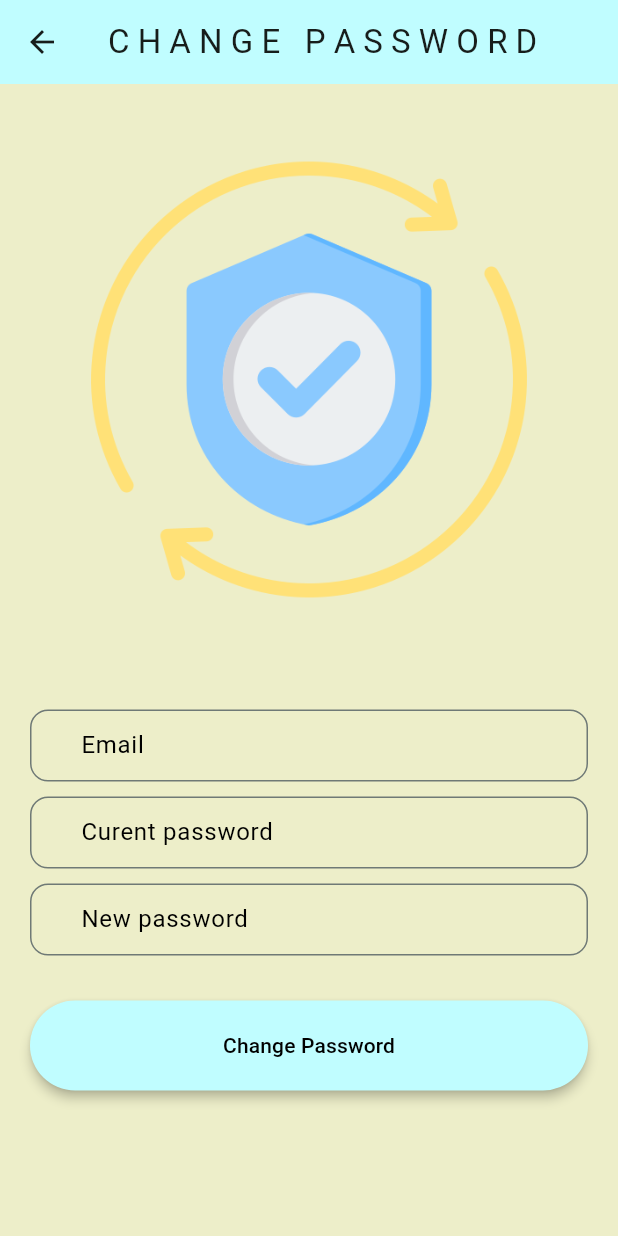
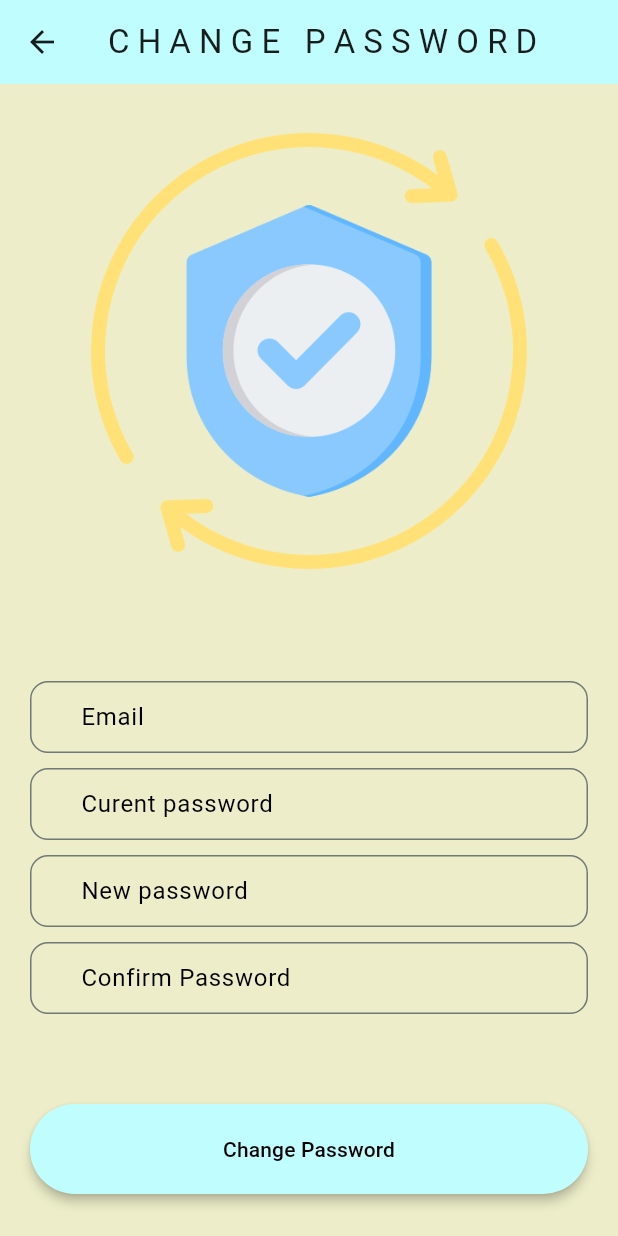
Before and after one commit to tlvhoang06/bmi-calculator-flutter, a Flutter app: the ChangePassword screen opened directly, on a phone screen of 412 x 824 dp. Run offline on Flutter 3.47's test engine with Material 3 defaults, Android fonts, the light colour scheme and no system bars; our stand-ins replace firebase_auth, firebase_core, lottie, shared_preferences; missing offline and left inert: pretty_gauge; accounts and stored records are empty.

Commit message:
Make confirm dialog usable

```diff
--- a/lib/views/pages/change_password.dart
+++ b/lib/views/pages/change_password.dart
@@ -15,18 +15,25 @@ class _ManagePasswordPageState extends State<ChangePassword> {
   TextEditingController _emailController = TextEditingController();
   TextEditingController _currentPassWordController = TextEditingController();
   TextEditingController _newPassWordController = TextEditingController();
+  TextEditingController _confirmPassWordController = TextEditingController();
   String errorMessage = ' ';
   final formKey = GlobalKey<FormState>();
+  void dispose() {
+    _emailController.dispose();
+    _currentPassWordController.dispose();
+    _newPassWordController.dispose();
+    _confirmPassWordController.dispose();
+    super.dispose();
+  }
   @override
   Widget build(BuildContext context) {
-    void dispose() {
-      _emailController.dispose();
-      _currentPassWordController.dispose();
-      _newPassWordController.dispose();
-      super.dispose();
-    }
-
     void changePassword() async {
+      if(_newPassWordController.text != _confirmPassWordController.text){
+        setState(() {
+          errorMessage = "Password does not match";
+        });
+        return;
+      }
       try {
         await authServices.value.changePassword(
           email: _emailController.text,
@@ -134,6 +141,28 @@ class _ManagePasswordPageState extends State<ChangePassword> {
                   ),
                   inputFormatters: [LengthLimitingTextInputFormatter(20)],
                 ),
+                SizedBox(height: 10),
+                TextField(
+                  controller: _confirmPassWordController,
+                  style: TextStyle(
+                    color: isDarkMode.value ? Colors.white : Colors.black,
+                  ),
+                  decoration: InputDecoration(
+                    border: OutlineInputBorder(
+                      borderSide: BorderSide(color: Color(0XFF1b4965)),
+                      borderRadius: BorderRadius.circular(12),
+                    ),
+                    hintText: 'Confirm Password',
+                    hintStyle: TextStyle(
+                      color: (isDarkMode.value ? Colors.white : Colors.black),
+                    ),
+                    contentPadding: EdgeInsets.symmetric(horizontal: 30),
+                  ),
+                  inputFormatters: [LengthLimitingTextInputFormatter(20)],
+                  obscureText: true, // hide text
+                ),
+                SizedBox(height: 10),
+                Text(errorMessage, style: TextStyle(color: Colors.red)),
                 SizedBox(height: 30),
                 SizedBox(
                   height: 60,
@@ -150,9 +179,6 @@ class _ManagePasswordPageState extends State<ChangePassword> {
                     child: Text('Change Password'),
                   ),
                 ),
-                SizedBox(height: 10),
-                Text(errorMessage, style: TextStyle(color: Colors.red)),
-                SizedBox(height: 20),
               ],
             ),
           ),
```
Also changed, not shown: lib/views/drawer.dart (+7 -55 lines), lib/views/functions/confirm_dialog_function.dart (added, +60 -0 lines).
